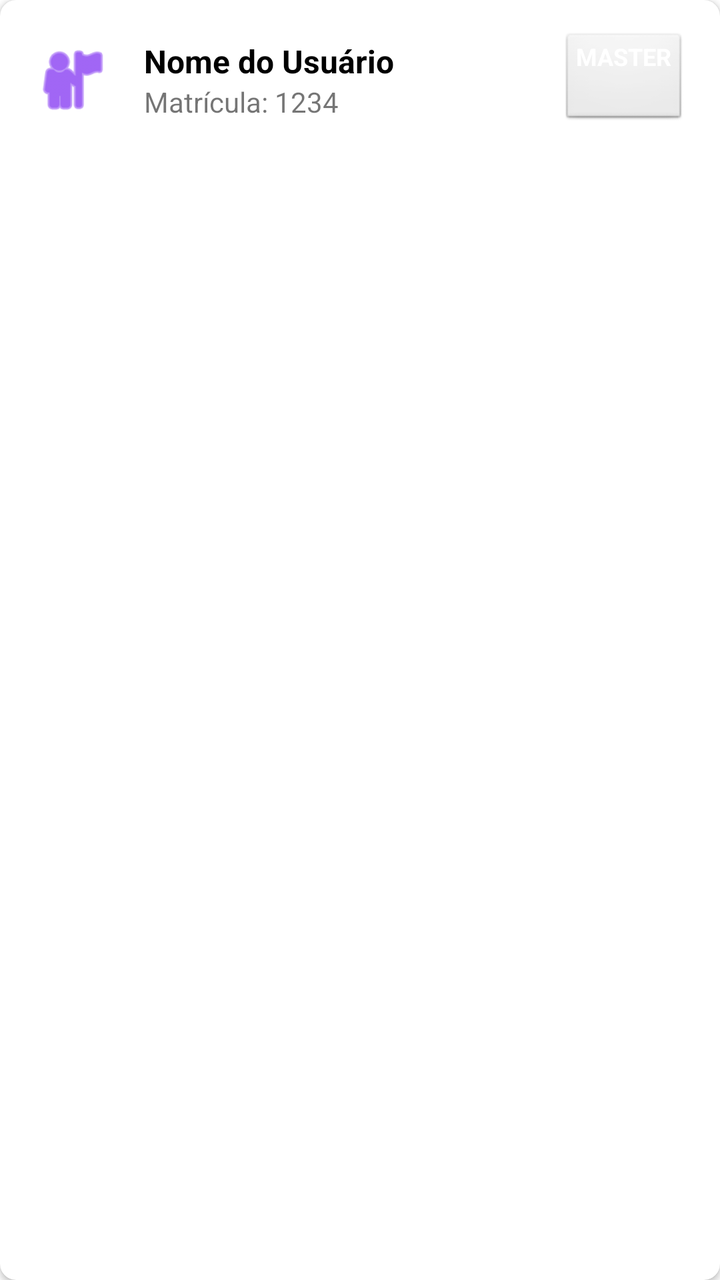
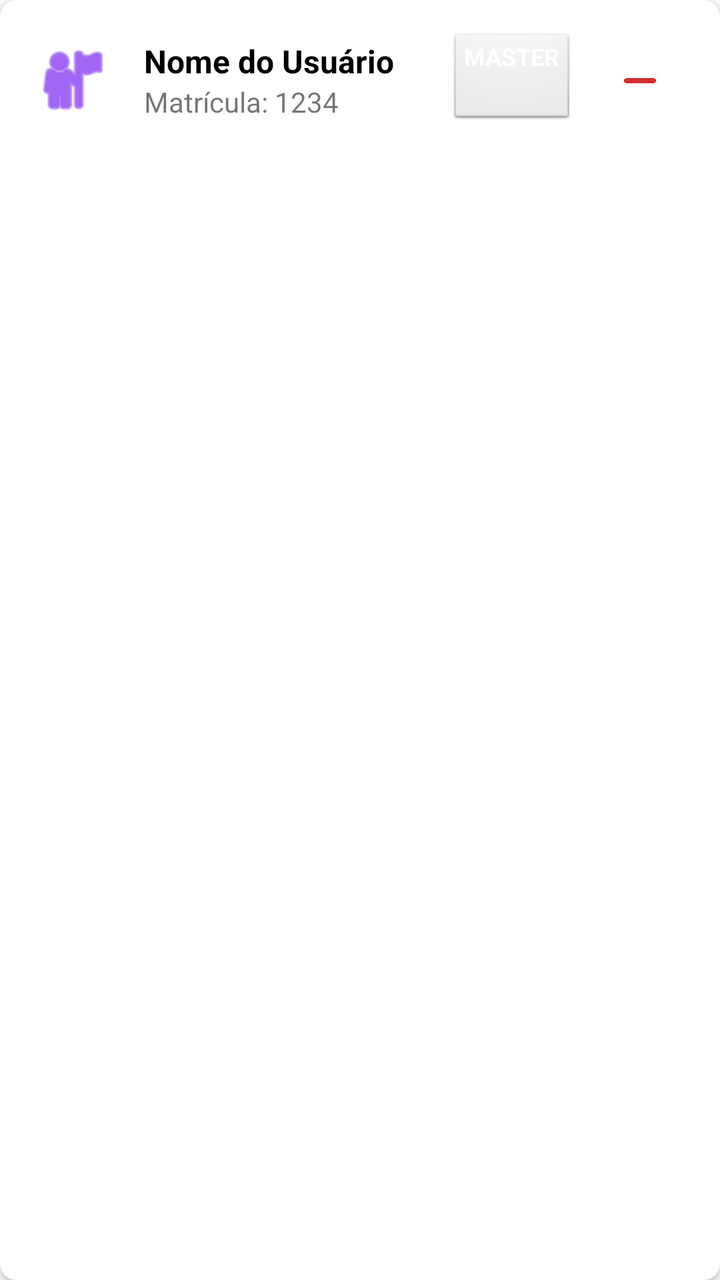

An Android layout rendered at two revisions. The XML below is the earlier revision; the diff shows what the commit changed to produce the second picture.
<!-- AndroidManifest.xml: application theme Theme.PistaLimpa -->
<!-- res/layout/item_usuario.xml -->
<?xml version="1.0" encoding="utf-8"?>
<com.google.android.material.card.MaterialCardView xmlns:android="http://schemas.android.com/apk/res/android"
    xmlns:app="http://schemas.android.com/apk/res-auto"
    android:layout_width="match_parent"
    android:layout_height="wrap_content"
    android:layout_marginHorizontal="8dp"
    android:layout_marginVertical="4dp"
    app:cardElevation="2dp"
    app:cardCornerRadius="8dp">

    <LinearLayout
        android:layout_width="match_parent"
        android:layout_height="wrap_content"
        android:orientation="horizontal"
        android:padding="16dp"
        android:gravity="center_vertical">

        <ImageView
            android:id="@+id/ivUserIcon"
            android:layout_width="40dp"
            android:layout_height="40dp"
            android:src="@android:drawable/ic_menu_myplaces"
            app:tint="?attr/colorPrimary" />

        <LinearLayout
            android:layout_width="0dp"
            android:layout_height="wrap_content"
            android:layout_weight="1"
            android:orientation="vertical"
            android:layout_marginStart="16dp">

            <TextView
                android:id="@+id/tvItemNomeUsuario"
                android:layout_width="wrap_content"
                android:layout_height="wrap_content"
                android:text="Nome do Usuário"
                android:textSize="16sp"
                android:textStyle="bold"
                android:textColor="@android:color/black" />

            <TextView
                android:id="@+id/tvItemMatricula"
                android:layout_width="wrap_content"
                android:layout_height="wrap_content"
                android:text="Matrícula: 1234"
                android:textSize="14sp" />
        </LinearLayout>

        <TextView
            android:id="@+id/tvItemPerfil"
            android:layout_width="wrap_content"
            android:layout_height="wrap_content"
            android:text="MASTER"
            android:textSize="12sp"
            android:textStyle="bold"
            android:paddingHorizontal="8dp"
            android:paddingVertical="4dp"
            android:background="@android:drawable/btn_default"
            android:textColor="@android:color/white" />

    </LinearLayout>
</com.google.android.material.card.MaterialCardView>
<!-- resources referenced by this layout -->
<resources>
  <style name="Theme.PistaLimpa" parent="Theme.MaterialComponents.DayNight.DarkActionBar">
          
          <item name="colorPrimary">@color/purple_500</item>
          <item name="colorPrimaryVariant">@color/purple_700</item>
          <item name="colorOnPrimary">@color/white</item>
          
          <item name="colorSecondary">@color/teal_200</item>
          <item name="colorSecondaryVariant">@color/teal_700</item>
          <item name="colorOnSecondary">@color/black</item>
          
          <item name="android:statusBarColor">?attr/colorPrimaryVariant</item>
          
      </style>
  <color name="purple_500">#FF6200EE</color>
  <color name="purple_700">#FF3700B3</color>
  <color name="white">#FFFFFFFF</color>
  <color name="teal_200">#FF03DAC5</color>
  <color name="teal_700">#FF018786</color>
  <color name="black">#FF000000</color>
</resources>

<!-- the commit's change to res/layout/item_usuario.xml (unified diff, before → after) -->
@@ -58,5 +58,16 @@
             android:background="@android:drawable/btn_default"
             android:textColor="@android:color/white" />
 
+        <ImageButton
+            android:id="@+id/btnRemoverUsuario"
+            android:layout_width="48dp"
+            android:layout_height="48dp"
+            android:layout_marginStart="8dp"
+            android:src="@drawable/remover"
+            android:padding="12dp"
+            android:scaleType="centerInside"
+            android:background="?attr/selectableItemBackgroundBorderless"
+            android:contentDescription="Remover Usuário" />
+
     </LinearLayout>
 </com.google.android.material.card.MaterialCardView>
<!-- resource entries referenced after the edit -->
@@ -1,5 +1,6 @@
 <!-- resources referenced by this layout -->
 <resources>
+  <!-- drawable remover: png bitmap (drawable, 8317 bytes) -->
   <style name="Theme.PistaLimpa" parent="Theme.MaterialComponents.DayNight.DarkActionBar">
           
           <item name="colorPrimary">@color/purple_500</item>
